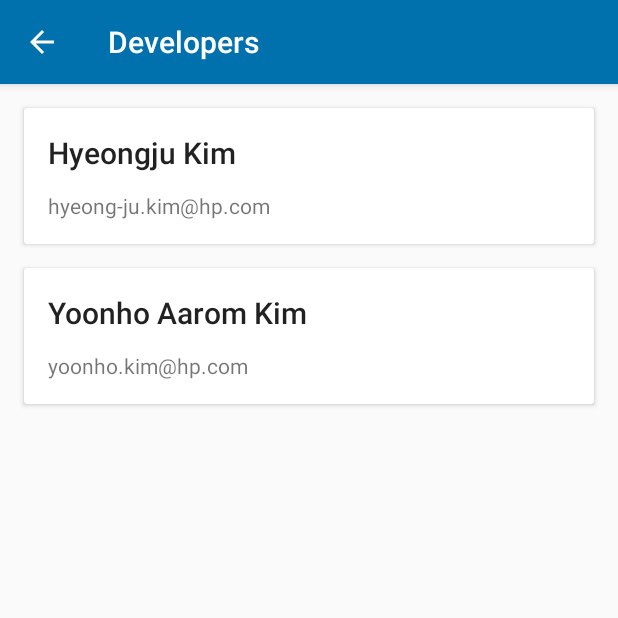
After one commit to goldforestdev/CommuterBus, an Android app: the DevelopersActivity screen opened directly, with no data from a screen before it, on a phone screen of 412 x 824 dp, the top half of it. The commit adds this screen. Run offline under Robolectric (Android 15) with nearby library versions, the phone set to English and light mode, and no system bars; libraries missing offline, so code that uses them is left out: androidx.constraintlayout.widget.

Commit message:
개발자 정보 추가

```diff
--- a/app/src/main/AndroidManifest.xml
+++ b/app/src/main/AndroidManifest.xml
@@ -15,9 +15,11 @@
         android:supportsRtl="true"
         android:theme="@style/AppTheme"
         android:usesCleartextTraffic="true">
+        <activity android:name=".ui.settings.DevelopersActivity"
+            android:label="@string/developers"></activity>
         <activity
             android:name=".ui.settings.SettingsActivity"
-            android:label="@string/settings"></activity>
+            android:label="@string/settings" />
 
         <meta-data
             android:name="com.kakao.sdk.AppKey"
--- /dev/null
+++ b/app/src/main/java/com/hppk/sw/hppkcommuterbus/ui/settings/DevelopersActivity.kt
@@ -0,0 +1,24 @@
+package com.hppk.sw.hppkcommuterbus.ui.settings
+
+import androidx.appcompat.app.AppCompatActivity
+import android.os.Bundle
+import android.view.MenuItem
+import com.hppk.sw.hppkcommuterbus.R
+
+class DevelopersActivity : AppCompatActivity() {
+
+    override fun onCreate(savedInstanceState: Bundle?) {
+        super.onCreate(savedInstanceState)
+        setContentView(R.layout.activity_developers)
+        supportActionBar?.setDisplayHomeAsUpEnabled(true)
+    }
+
+    override fun onOptionsItemSelected(item: MenuItem?): Boolean {
+        if (item?.itemId == android.R.id.home) {
+            onBackPressed()
+            return true
+        }
+
+        return super.onOptionsItemSelected(item)
+    }
+}
--- a/app/src/main/java/com/hppk/sw/hppkcommuterbus/ui/settings/SettingsActivity.kt
+++ b/app/src/main/java/com/hppk/sw/hppkcommuterbus/ui/settings/SettingsActivity.kt
@@ -1,5 +1,6 @@
 package com.hppk.sw.hppkcommuterbus.ui.settings
 
+import android.content.Intent
 import android.os.Bundle
 import android.view.MenuItem
 import androidx.appcompat.app.AppCompatActivity
@@ -45,6 +46,10 @@ class SettingsActivity : AppCompatActivity() {
             findPreference<Preference>(getString(R.string.key_version)) as Preference
         }
 
+        private val prefDevelopers: Preference by lazy {
+            findPreference<Preference>(getString(R.string.key_developers)) as Preference
+        }
+
         private val appVersion: String by lazy {
             context?.applicationContext?.packageManager?.getPackageInfo(
                 context?.applicationContext?.packageName,
@@ -58,6 +63,7 @@ class SettingsActivity : AppCompatActivity() {
             prefAlarmTime.onPreferenceClickListener = this
             prefAlarmDistance.onPreferenceClickListener = this
             prefFeedback.onPreferenceClickListener = this
+            prefDevelopers.onPreferenceClickListener = this
 
             prefVersion.summary = appVersion
         }
@@ -66,6 +72,7 @@ class SettingsActivity : AppCompatActivity() {
             getString(R.string.key_alarm_go_office_time) -> true
             getString(R.string.key_alarm_go_home_distance) -> true
             getString(R.string.key_feedback) -> sendFeedback()
+            getString(R.string.key_developers) -> showDevelopers()
             else -> false
         }
 
@@ -86,5 +93,10 @@ class SettingsActivity : AppCompatActivity() {
             startActivity(emailIntent)
             return true
         }
+
+        private fun showDevelopers(): Boolean {
+            startActivity(Intent(activity, DevelopersActivity::class.java))
+            return true
+        }
     }
 }
--- /dev/null
+++ b/app/src/main/res/layout/activity_developers.xml
@@ -0,0 +1,73 @@
+<?xml version="1.0" encoding="utf-8"?>
+<androidx.constraintlayout.widget.ConstraintLayout xmlns:android="http://schemas.android.com/apk/res/android"
+    xmlns:app="http://schemas.android.com/apk/res-auto"
+    xmlns:tools="http://schemas.android.com/tools"
+    android:layout_width="match_parent"
+    android:layout_height="match_parent"
+    tools:context=".ui.settings.DevelopersActivity">
+
+    <androidx.cardview.widget.CardView
+        android:id="@+id/cvHjKim"
+        android:layout_width="match_parent"
+        android:layout_height="wrap_content"
+        android:layout_margin="16dp"
+        app:layout_constraintTop_toTopOf="parent">
+
+        <androidx.constraintlayout.widget.ConstraintLayout
+            android:layout_width="match_parent"
+            android:layout_height="wrap_content"
+            android:layout_margin="16dp">
+
+            <TextView
+                android:id="@+id/tvDev1Name"
+                android:layout_width="wrap_content"
+                android:layout_height="wrap_content"
+                android:text="@string/dev_hjkim"
+                style="@style/TextAppearance.AppCompat.Title"
+                app:layout_constraintTop_toTopOf="parent"
+                app:layout_constraintStart_toStartOf="parent"/>
+
+            <TextView
+                android:id="@+id/tvDev1Email"
+                android:layout_width="wrap_content"
+                android:layout_height="wrap_content"
+                android:layout_marginTop="12dp"
+                android:text="@string/dev_hjkim_email"
+                app:layout_constraintTop_toBottomOf="@id/tvDev1Name"
+                app:layout_constraintStart_toStartOf="parent"/>
+        </androidx.constraintlayout.widget.ConstraintLayout>
+    </androidx.cardview.widget.CardView>
+
+    <androidx.cardview.widget.CardView
+        android:id="@+id/cvYhKim"
+        android:layout_width="match_parent"
+        android:layout_height="wrap_content"
+        android:layout_margin="16dp"
+        app:layout_constraintTop_toBottomOf="@id/cvHjKim">
+
+        <androidx.constraintlayout.widget.ConstraintLayout
+            android:layout_width="match_parent"
+            android:layout_height="wrap_content"
+            android:layout_margin="16dp">
+
+            <TextView
+                android:id="@+id/tvDev2Name"
+                android:layout_width="wrap_content"
+                android:layout_height="wrap_content"
+                android:text="@string/dev_yhkim"
+                style="@style/TextAppearance.AppCompat.Title"
+                app:layout_constraintTop_toTopOf="parent"
+                app:layout_constraintStart_toStartOf="parent"/>
+
+            <TextView
+                android:id="@+id/tvDev2Email"
+                android:layout_width="wrap_content"
+                android:layout_height="wrap_content"
+                android:layout_marginTop="12dp"
+                android:text="@string/dev_yhkim_email"
+                app:layout_constraintTop_toBottomOf="@id/tvDev2Name"
+                app:layout_constraintStart_toStartOf="parent"/>
+        </androidx.constraintlayout.widget.ConstraintLayout>
+    </androidx.cardview.widget.CardView>
+
+</androidx.constraintlayout.widget.ConstraintLayout>
--- a/app/src/main/res/values/strings.xml
+++ b/app/src/main/res/values/strings.xml
@@ -4,6 +4,7 @@
     <string name="key_alarm_go_home_distance" translatable="false">key_alarm_go_home_distance</string>
     <string name="key_feedback" translatable="false">key_feedback</string>
     <string name="key_version" translatable="false">key_version</string>
+    <string name="key_developers" translatable="false">key_developers</string>
 
     <string name="app_name">HPPK Commuter Bus</string>
     <string name="splash_bottom_text" translatable="false">Copyright<![CDATA[ⓒ]]> 2019 Gold Forest Team.</string>
@@ -39,4 +40,9 @@
     <string name="no_data">No Data</string>
     <string name="bus_alarm_go_office_time">Bus will come after %1$d minutes.</string>
     <string name="bus_alarm_go_home_distance">The bus is coming soon to your destination.</string>
+    <string name="developers">Developers</string>
+    <string name="dev_hjkim">Hyeongju Kim</string>
+    <string name="dev_hjkim_email" translatable="false">hyeong-ju.kim@hp.com</string>
+    <string name="dev_yhkim">Yoonho Aarom Kim</string>
+    <string name="dev_yhkim_email" translatable="false">yoonho.kim@hp.com</string>
 </resources>
--- a/app/src/main/res/xml/root_preferences.xml
+++ b/app/src/main/res/xml/root_preferences.xml
@@ -38,6 +38,11 @@
             app:title="@string/version"
             app:summary="" />
 
+        <Preference
+            app:key="@string/key_developers"
+            app:title="@string/developers"
+            app:summary="" />
+
     </PreferenceCategory>
 
 </PreferenceScreen>
```
Also changed, not shown: 1 other file.
